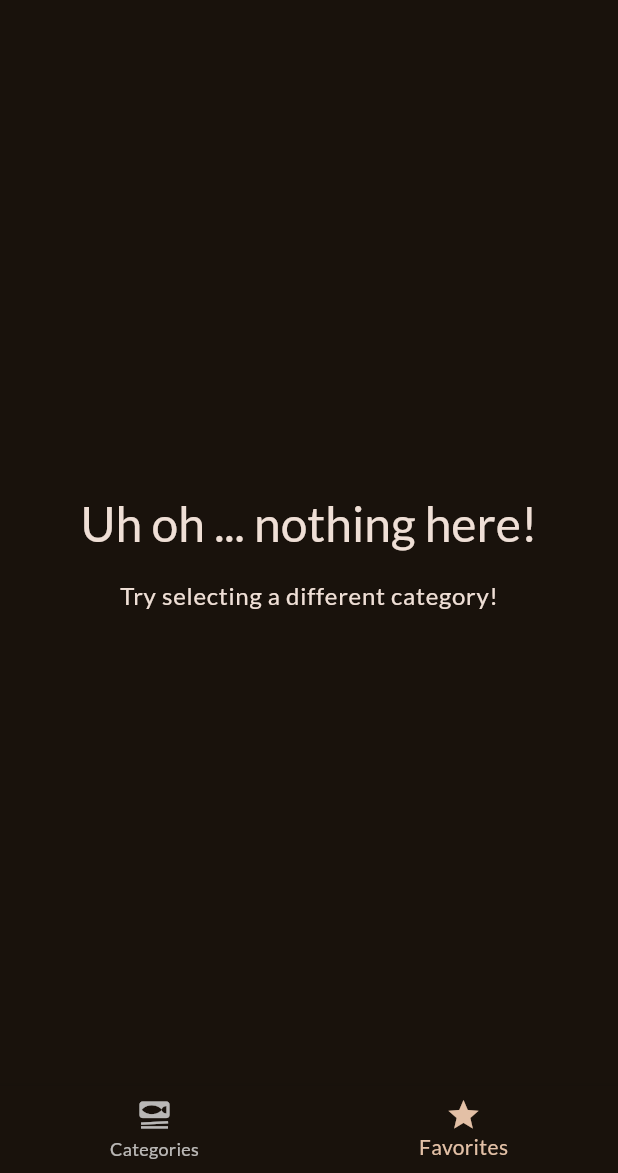
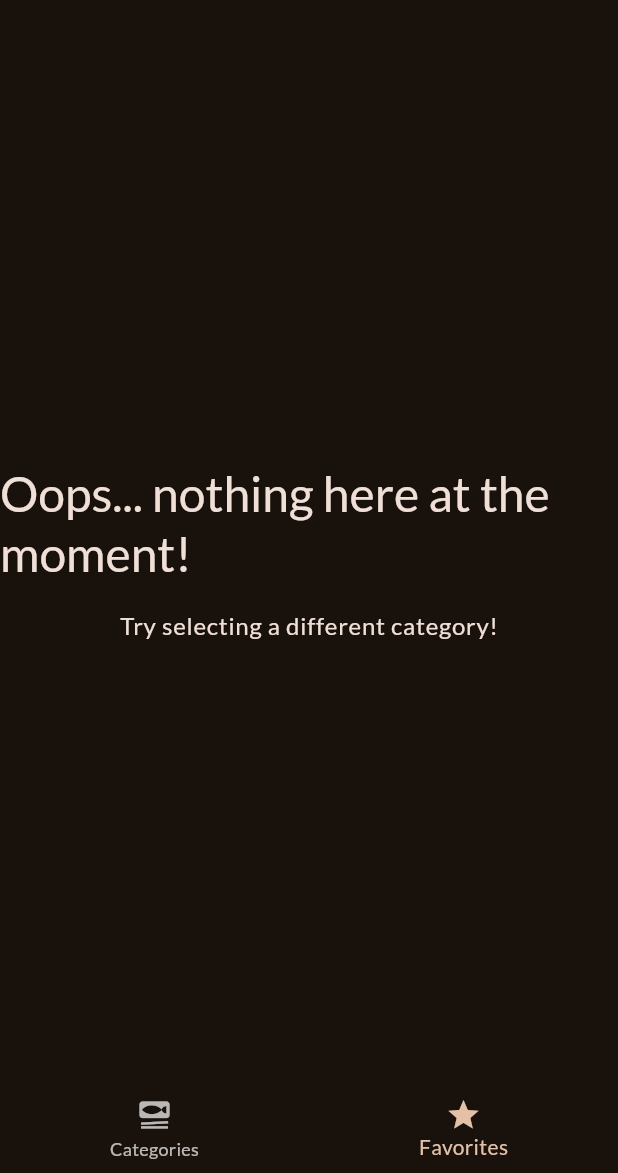
Before and after one commit to Joexwilly/meals, a Flutter app: the screen it shows after launch, item 2 of the bottom bar chosen, on a phone screen of 412 x 824 dp, the part 63-1236 px from its top. Run offline on Flutter 3.47's test engine with Material 2 defaults, Android fonts, the phone set to English and light mode, and no system bars; our stand-ins replace flutter_riverpod, google_fonts, transparent_image.

Commit message:
text modification

```diff
--- a/lib/screens/meals.dart
+++ b/lib/screens/meals.dart
@@ -41,7 +41,7 @@ class MealsScreen extends StatelessWidget {
           mainAxisSize: MainAxisSize.min,
           children: [
             Text(
-              'Uh oh ... nothing here!',
+              'Oops... nothing here at the moment!',
               style: Theme.of(context).textTheme.headlineLarge!.copyWith(
                     color: Theme.of(context).colorScheme.onBackground,
                   ),
```
